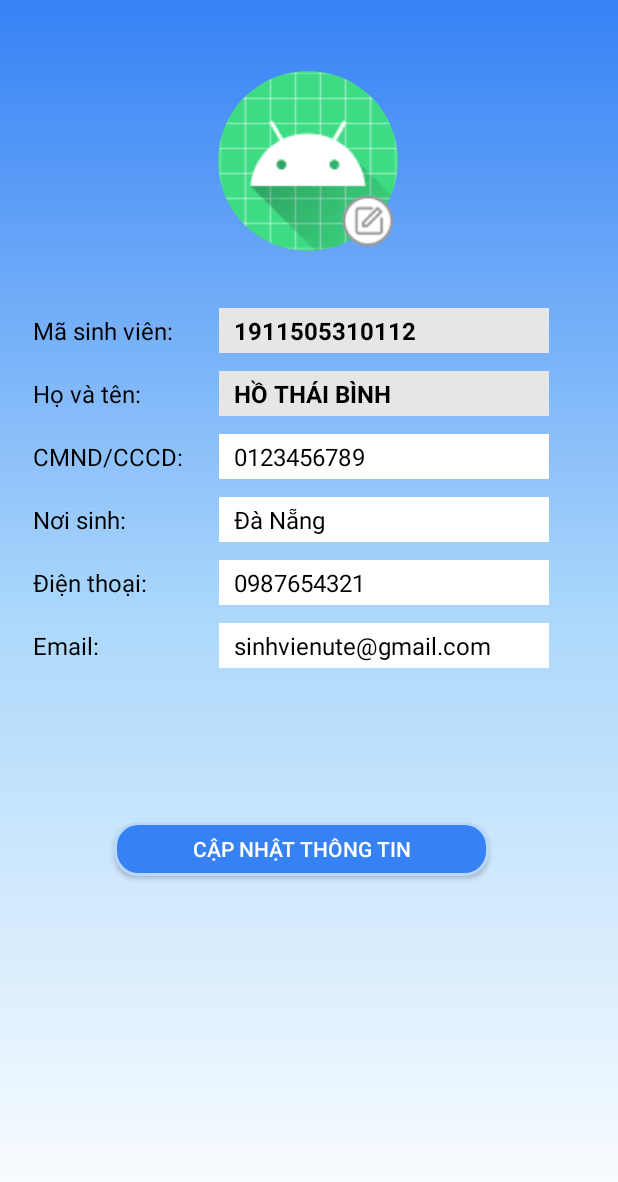
After one commit to htbinhnpc204/FinalProject, an Android app: the fragment PersonInforFragment shown on its own in the app's theme, on a phone screen of 412 x 824 dp. The commit adds this screen. Shown: the top 1182 px of the screen. Run offline under Robolectric (Android 15) with nearby library versions, the phone set to English and light mode, and no system bars; our stand-ins replace CircleImageView; Roboto replaces fonts that are not available here.

Commit message:
Done function Personal Infomation

```diff
--- a/app/build.gradle
+++ b/app/build.gradle
@@ -43,8 +43,11 @@ dependencies {
     androidTestImplementation 'androidx.test.ext:junit:1.1.3'
     androidTestImplementation 'androidx.test.espresso:espresso-core:3.4.0'
 
-//    custom implementation
+    // custom implementation
     implementation 'com.squareup.picasso:picasso:2.71828'
     implementation 'com.squareup.picasso:picasso:2.6.0-SNAPSHOT'
 
+    // Image cycle view library
+    implementation 'de.hdodenhof:circleimageview:2.2.0'
+
 }
--- a/app/src/main/java/com/htbinh/finalproject/MainActivity.java
+++ b/app/src/main/java/com/htbinh/finalproject/MainActivity.java
@@ -38,7 +38,7 @@ public class MainActivity extends AppCompatActivity {
         // Passing each menu ID as a set of Ids because each
         // menu should be considered as top level destinations.
         mAppBarConfiguration = new AppBarConfiguration.Builder(
-                R.id.nav_home, R.id.nav_schedule, R.id.nav_examSchedule, R.id.nav_news, R.id.nav_examSchedule)
+                R.id.nav_home, R.id.nav_schedule, R.id.nav_examSchedule, R.id.nav_news, R.id.nav_person)
                 .setOpenableLayout(drawer)
                 .build();
         NavController navController = Navigation.findNavController(this, R.id.nav_host_fragment_content_main);
--- /dev/null
+++ b/app/src/main/java/com/htbinh/finalproject/ui/personInfor/PersonInforFragment.java
@@ -0,0 +1,68 @@
+package com.htbinh.finalproject.ui.personInfor;
+
+import android.os.Bundle;
+import android.view.LayoutInflater;
+import android.view.View;
+import android.view.ViewGroup;
+import android.widget.Button;
+import android.widget.EditText;
+import android.widget.Toast;
+
+import androidx.annotation.NonNull;
+import androidx.annotation.Nullable;
+import androidx.fragment.app.Fragment;
+
+import com.htbinh.finalproject.R;
+import com.htbinh.finalproject.databinding.FragmentNewsBinding;
+import com.htbinh.finalproject.databinding.FragmentPersonInforBinding;
+
+public class PersonInforFragment extends Fragment {
+
+    private FragmentPersonInforBinding binding;
+    private int layout;
+
+    @Nullable
+    @Override
+    public View onCreateView(@NonNull LayoutInflater inflater,
+                             @Nullable ViewGroup container, @Nullable Bundle savedInstanceState) {
+
+        PersonInforModel personInforModel;
+
+        binding = FragmentPersonInforBinding.inflate(inflater, container, false);
+        View root = binding.getRoot();
+
+        personInforModel = new PersonInforModel("1911505310112", "HỒ THÁI BÌNH", "0123456789",
+                "Đà Nẵng", "0987654321", "sinhvienute@gmail.com");
+
+        final EditText stdID = binding.edtStdId;
+        final EditText stdName = binding.edtName;
+        final EditText stdIdCard = binding.edtIdCard;
+        final EditText stdPoB = binding.edtpob;
+        final EditText stdPhone = binding.edtPhone;
+        final EditText stdEmail = binding.edtEmail;
+
+        stdID.setText(personInforModel.getStdid());
+        stdName.setText(personInforModel.getName());
+        stdIdCard.setText(personInforModel.getCtzcard());
+        stdPhone.setText(personInforModel.getPhone());
+        stdPoB.setText(personInforModel.getPob());
+        stdEmail.setText(personInforModel.getEmail());
+
+        final Button btnUpdate = binding.btnUpdate;
+
+        btnUpdate.setOnClickListener(new View.OnClickListener() {
+            @Override
+            public void onClick(View view) {
+                Toast.makeText(getContext(), "You have just been updated your information!", Toast.LENGTH_SHORT).show();
+            }
+        });
+
+        return root;
+    }
+
+    @Override
+    public void onDestroyView() {
+        super.onDestroyView();
+        binding = null;
+    }
+}
--- /dev/null
+++ b/app/src/main/java/com/htbinh/finalproject/ui/personInfor/PersonInforModel.java
@@ -0,0 +1,63 @@
+package com.htbinh.finalproject.ui.personInfor;
+
+public class PersonInforModel {
+
+    private String stdid, name, ctzcard, pob, phone, email;
+
+    public PersonInforModel(String stdid, String name, String ctzcard, String pob, String phone, String email) {
+        this.stdid = stdid;
+        this.name = name;
+        this.ctzcard = ctzcard;
+        this.pob = pob;
+        this.phone = phone;
+        this.email = email;
+    }
+
+    public String getStdid() {
+        return stdid;
+    }
+
+    public void setStdid(String stdid) {
+        this.stdid = stdid;
+    }
+
+    public String getName() {
+        return name;
+    }
+
+    public void setName(String name) {
+        this.name = name;
+    }
+
+    public String getCtzcard() {
+        return ctzcard;
+    }
+
+    public void setCtzcard(String ctzcard) {
+        this.ctzcard = ctzcard;
+    }
+
+    public String getPob() {
+        return pob;
+    }
+
+    public void setPob(String pob) {
+        this.pob = pob;
+    }
+
+    public String getPhone() {
+        return phone;
+    }
+
+    public void setPhone(String phone) {
+        this.phone = phone;
+    }
+
+    public String getEmail() {
+        return email;
+    }
+
+    public void setEmail(String email) {
+        this.email = email;
+    }
+}
--- /dev/null
+++ b/app/src/main/res/drawable/ic_bg_person.xml
@@ -0,0 +1,9 @@
+<?xml version="1.0" encoding="utf-8"?>
+<shape xmlns:android="http://schemas.android.com/apk/res/android">
+
+    <gradient
+        android:startColor="@color/main_color"
+        android:centerColor="#ACD8FB"
+        android:endColor="@color/white"
+        android:angle="-90"/>
+</shape>
--- /dev/null
+++ b/app/src/main/res/drawable/ic_btn_bg.xml
@@ -0,0 +1,6 @@
+<?xml version="1.0" encoding="utf-8"?>
+<shape xmlns:android="http://schemas.android.com/apk/res/android">
+    <solid android:color="@color/main_color"/>
+    <stroke android:color="@color/stroke" android:width="2dp"/>
+    <corners android:radius="15dp"/>
+</shape>
--- /dev/null
+++ b/app/src/main/res/layout/fragment_person_infor.xml
@@ -0,0 +1,238 @@
+<?xml version="1.0" encoding="utf-8"?>
+<androidx.constraintlayout.widget.ConstraintLayout xmlns:android="http://schemas.android.com/apk/res/android"
+    xmlns:tools="http://schemas.android.com/tools"
+    android:layout_width="match_parent"
+    android:layout_height="match_parent"
+    xmlns:app="http://schemas.android.com/apk/res-auto"
+    android:background="@drawable/ic_bg_person">
+
+    <de.hdodenhof.circleimageview.CircleImageView
+        android:id="@+id/imgvAvt"
+        android:layout_width="120dp"
+        android:layout_height="120dp"
+        android:src="@mipmap/ic_launcher_round"
+        android:contentDescription="Avatar"
+        app:layout_constraintBottom_toBottomOf="parent"
+        app:layout_constraintEnd_toEndOf="parent"
+        app:layout_constraintHorizontal_bias="0.498"
+        app:layout_constraintStart_toStartOf="parent"
+        app:layout_constraintTop_toTopOf="parent"
+        app:layout_constraintVertical_bias="0.067"/>
+
+    <ImageButton
+        android:id="@+id/imgbEditAvt"
+        android:layout_width="40dp"
+        android:layout_height="40dp"
+        android:src="@drawable/img_edit_avatar"
+        android:background="@color/Transparent"
+        app:layout_constraintBottom_toBottomOf="@+id/imgvAvt"
+        app:layout_constraintEnd_toEndOf="@+id/imgvAvt"
+        app:layout_constraintHorizontal_bias="1.0"
+        app:layout_constraintStart_toStartOf="@+id/imgvAvt"
+        app:layout_constraintTop_toTopOf="@+id/imgvAvt"
+        app:layout_constraintVertical_bias="1.0" />
+
+    <TextView
+        android:id="@+id/tvstdid"
+        android:layout_width="wrap_content"
+        android:layout_height="wrap_content"
+        android:text="Mã sinh viên:"
+        android:textColor="@color/black"
+        android:textSize="16sp"
+        app:layout_constraintBottom_toBottomOf="parent"
+        app:layout_constraintEnd_toEndOf="parent"
+        app:layout_constraintHorizontal_bias="0.07"
+        app:layout_constraintStart_toStartOf="parent"
+        app:layout_constraintTop_toBottomOf="@+id/imgvAvt"
+        app:layout_constraintVertical_bias="0.066" />
+
+    <EditText
+        android:id="@+id/edtStdId"
+        android:layout_width="220dp"
+        android:layout_height="30dp"
+        android:background="@color/light_grey"
+        android:paddingLeft="10dp"
+        android:textColor="@color/black"
+        android:textSize="16sp"
+        android:textStyle="bold"
+        android:maxLines="1"
+        android:lines="1"
+        android:inputType="text"
+        android:enabled="false"
+        app:layout_constraintBottom_toBottomOf="@+id/tvstdid"
+        app:layout_constraintEnd_toEndOf="parent"
+        app:layout_constraintHorizontal_bias="0.4"
+        app:layout_constraintStart_toEndOf="@+id/tvstdid"
+        app:layout_constraintTop_toTopOf="@+id/tvstdid"/>
+
+    <TextView
+        android:id="@+id/tvname"
+        android:layout_width="wrap_content"
+        android:layout_height="wrap_content"
+        android:layout_marginTop="20dp"
+        android:text="Họ và tên:"
+        android:textColor="@color/black"
+        android:textSize="16sp"
+        app:layout_constraintEnd_toEndOf="parent"
+        app:layout_constraintHorizontal_bias="0.0"
+        app:layout_constraintStart_toStartOf="@+id/tvstdid"
+        app:layout_constraintTop_toBottomOf="@+id/tvstdid" />
+
+    <EditText
+        android:id="@+id/edtName"
+        android:layout_width="0dp"
+        android:layout_height="30dp"
+        android:background="@color/light_grey"
+        android:paddingLeft="10dp"
+        android:textColor="@color/black"
+        android:textSize="16sp"
+        android:textStyle="bold"
+        android:maxLines="1"
+        android:lines="1"
+        android:inputType="text"
+        android:enabled="false"
+        app:layout_constraintBottom_toBottomOf="@+id/tvname"
+        app:layout_constraintEnd_toEndOf="@+id/edtStdId"
+        app:layout_constraintHorizontal_bias="0.0"
+        app:layout_constraintStart_toStartOf="@+id/edtStdId"
+        app:layout_constraintTop_toTopOf="@+id/tvname"
+        tools:ignore="MissingConstraints" />
+
+    <TextView
+        android:id="@+id/tvctzcard"
+        android:layout_width="wrap_content"
+        android:layout_height="wrap_content"
+        android:layout_marginTop="20dp"
+        android:text="CMND/CCCD:"
+        android:textColor="@color/black"
+        android:textSize="16sp"
+        app:layout_constraintEnd_toEndOf="@+id/tvname"
+        app:layout_constraintHorizontal_bias="0.0"
+        app:layout_constraintStart_toStartOf="@+id/tvname"
+        app:layout_constraintTop_toBottomOf="@+id/tvname"
+        tools:ignore="MissingConstraints" />
+
+    <EditText
+        android:id="@+id/edtIdCard"
+        android:layout_width="0dp"
+        android:layout_height="30dp"
+        android:background="@color/white"
+        android:paddingLeft="10dp"
+        android:textColor="@color/black"
+        android:textSize="16sp"
+        android:maxLines="1"
+        android:lines="1"
+        android:inputType="text"
+        app:layout_constraintBottom_toBottomOf="@+id/tvctzcard"
+        app:layout_constraintEnd_toEndOf="@+id/edtName"
+        app:layout_constraintStart_toStartOf="@+id/edtName"
+        app:layout_constraintTop_toTopOf="@+id/tvctzcard" />
+
+    <TextView
+        android:id="@+id/tvpob"
+        android:layout_width="wrap_content"
+        android:layout_height="wrap_content"
+        android:layout_marginTop="20dp"
+        android:text="Nơi sinh:"
+        android:textColor="@color/black"
+        android:textSize="16sp"
+        app:layout_constraintEnd_toEndOf="@+id/tvctzcard"
+        app:layout_constraintHorizontal_bias="0.0"
+        app:layout_constraintStart_toStartOf="@+id/tvctzcard"
+        app:layout_constraintTop_toBottomOf="@+id/tvctzcard"
+        tools:ignore="MissingConstraints" />
+
+    <EditText
+        android:id="@+id/edtpob"
+        android:layout_width="0dp"
+        android:layout_height="30dp"
+        android:background="@color/white"
+        android:paddingLeft="10dp"
+        android:textColor="@color/black"
+        android:textSize="16sp"
+        android:maxLines="1"
+        android:lines="1"
+        android:inputType="text"
+        app:layout_constraintBottom_toBottomOf="@+id/tvpob"
+        app:layout_constraintEnd_toEndOf="@+id/edtIdCard"
+        app:layout_constraintStart_toStartOf="@+id/edtIdCard"
+        app:layout_constraintTop_toTopOf="@+id/tvpob" />
+
+    <TextView
+        android:id="@+id/tvphone"
+        android:layout_width="wrap_content"
+        android:layout_height="wrap_content"
+        android:layout_marginTop="20dp"
+        android:text="Điện thoại:"
+        android:textColor="@color/black"
+        android:textSize="16sp"
+        app:layout_constraintEnd_toEndOf="@+id/tvpob"
+        app:layout_constraintHorizontal_bias="0.0"
+        app:layout_constraintStart_toStartOf="@+id/tvpob"
+        app:layout_constraintTop_toBottomOf="@+id/tvpob"
+        tools:ignore="MissingConstraints" />
+
+    <EditText
+        android:id="@+id/edtPhone"
+        android:layout_width="0dp"
+        android:layout_height="30dp"
+        android:background="@color/white"
+        android:paddingLeft="10dp"
+        android:textColor="@color/black"
+        android:textSize="16sp"
+        android:maxLines="1"
+        android:lines="1"
+        android:inputType="text"
+        app:layout_constraintBottom_toBottomOf="@+id/tvphone"
+        app:layout_constraintEnd_toEndOf="@+id/edtpob"
+        app:layout_constraintStart_toStartOf="@+id/edtpob"
+        app:layout_constraintTop_toTopOf="@+id/tvphone" />
+
+    <TextView
+        android:id="@+id/tvemail"
+        android:layout_width="wrap_content"
+        android:layout_height="wrap_content"
+        android:layout_marginTop="20dp"
+        android:text="Email:"
+        android:textColor="@color/black"
+        android:textSize="16sp"
+        app:layout_constraintEnd_toEndOf="@+id/tvphone"
+        app:layout_constraintHorizontal_bias="0.0"
+        app:layout_constraintStart_toStartOf="@+id/tvphone"
+        app:layout_constraintTop_toBottomOf="@+id/tvphone"
+        tools:ignore="MissingConstraints" />
+
+    <EditText
+        android:id="@+id/edtEmail"
+        android:layout_width="0dp"
+        android:layout_height="30dp"
+        android:background="@color/white"
+        android:paddingLeft="10dp"
+        android:textColor="@color/black"
+        android:textSize="16sp"
+        android:maxLines="1"
+        android:lines="1"
+        android:inputType="text"
+        app:layout_constraintBottom_toBottomOf="@+id/tvemail"
+        app:layout_constraintEnd_toEndOf="@+id/edtPhone"
+        app:layout_constraintStart_toStartOf="@+id/edtPhone"
+        app:layout_constraintTop_toTopOf="@+id/tvemail" />
+
+    <Button
+        android:id="@+id/btnUpdate"
+        android:layout_width="250dp"
+        android:layout_height="36dp"
+        android:layout_marginVertical="16dp"
+        android:background="@drawable/ic_btn_bg"
+        android:onClick="doUpdate"
+        android:text="Cập nhật thông tin"
+        android:textColor="@color/white"
+        app:layout_constraintBottom_toBottomOf="parent"
+        app:layout_constraintEnd_toEndOf="@+id/edtEmail"
+        app:layout_constraintHorizontal_bias="0.578"
+        app:layout_constraintStart_toStartOf="@+id/tvemail"
+        app:layout_constraintTop_toBottomOf="@+id/tvemail"
+        app:layout_constraintVertical_bias="0.289"
+        app:layout_constraintWidth_percent=".4" />
+
+</androidx.constraintlayout.widget.ConstraintLayout>
--- a/app/src/main/res/values/colors.xml
+++ b/app/src/main/res/values/colors.xml
@@ -19,6 +19,6 @@
     <color name="grey">#959595</color>
     <color name="description_grey">#6F6F6F</color>
     <color name="date_grey">#C6CDD0</color>
-    <color name="light_grey">#c0c0c0</color>
+    <color name="light_grey">#E6E6E6</color>
     <color name="Transparent">#00000000</color>
 </resources>
--- a/app/src/main/res/values/strings.xml
+++ b/app/src/main/res/values/strings.xml
@@ -11,5 +11,4 @@
     <string name="menu_gallery">Gallery</string>
     <string name="menu_slideshow">Slideshow</string>
 
-    <string name="menu_exam_schedele">Exam Schedule</string>
 </resources>
```
Also changed, not shown: app/src/main/java/com/htbinh/finalproject/ui/examSchedule/ExamScheduleAdapter.java (+6 -6 lines), app/src/main/res/layout/item_exam_schedule.xml (+55 -55 lines), app/src/main/res/navigation/mobile_navigation.xml (+8 -1 lines), app/src/main/res/drawable/img_edit_avatar.png (added).
